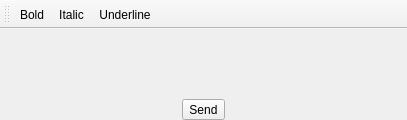
Old version of the form trunk/Quazaa/UI/widgetchatinput.ui in the repository c3c/quazaa.
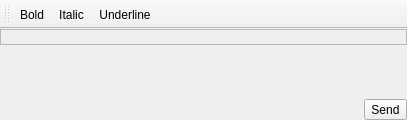
New version of the form. Icons and pictures are not drawn.

Diff of the .ui file:
```diff
--- a/trunk/Quazaa/UI/widgetchatinput.ui
+++ b/trunk/Quazaa/UI/widgetchatinput.ui
@@ -36,17 +36,39 @@
     <normaloff>:/Resource/Library/Document.png</normaloff>:/Resource/Library/Document.png</iconset>
   </property>
   <widget class="QWidget" name="centralwidget">
-   <layout class="QHBoxLayout" name="horizontalLayout">
-    <property name="spacing">
-     <number>0</number>
-    </property>
+   <layout class="QGridLayout" name="gridLayout">
     <property name="margin">
      <number>0</number>
     </property>
-    <item>
+    <property name="spacing">
+     <number>0</number>
+    </property>
+    <item row="0" column="0" colspan="2">
+     <widget class="QLabel" name="helpLabel">
+      <property name="sizePolicy">
+       <sizepolicy hsizetype="Ignored" vsizetype="Preferred">
+        <horstretch>0</horstretch>
+        <verstretch>0</verstretch>
+       </sizepolicy>
+      </property>
+      <property name="autoFillBackground">
+       <bool>true</bool>
+      </property>
+      <property name="frameShape">
+       <enum>QFrame::StyledPanel</enum>
+      </property>
+      <property name="frameShadow">
+       <enum>QFrame::Raised</enum>
+      </property>
+      <property name="wordWrap">
+       <bool>true</bool>
+      </property>
+     </widget>
+    </item>
+    <item row="1" column="0">
      <layout class="QHBoxLayout" name="horizontalLayoutInput"/>
     </item>
-    <item>
+    <item row="1" column="1">
      <layout class="QVBoxLayout" name="verticalLayout">
       <item>
        <spacer name="verticalSpacer">
```
